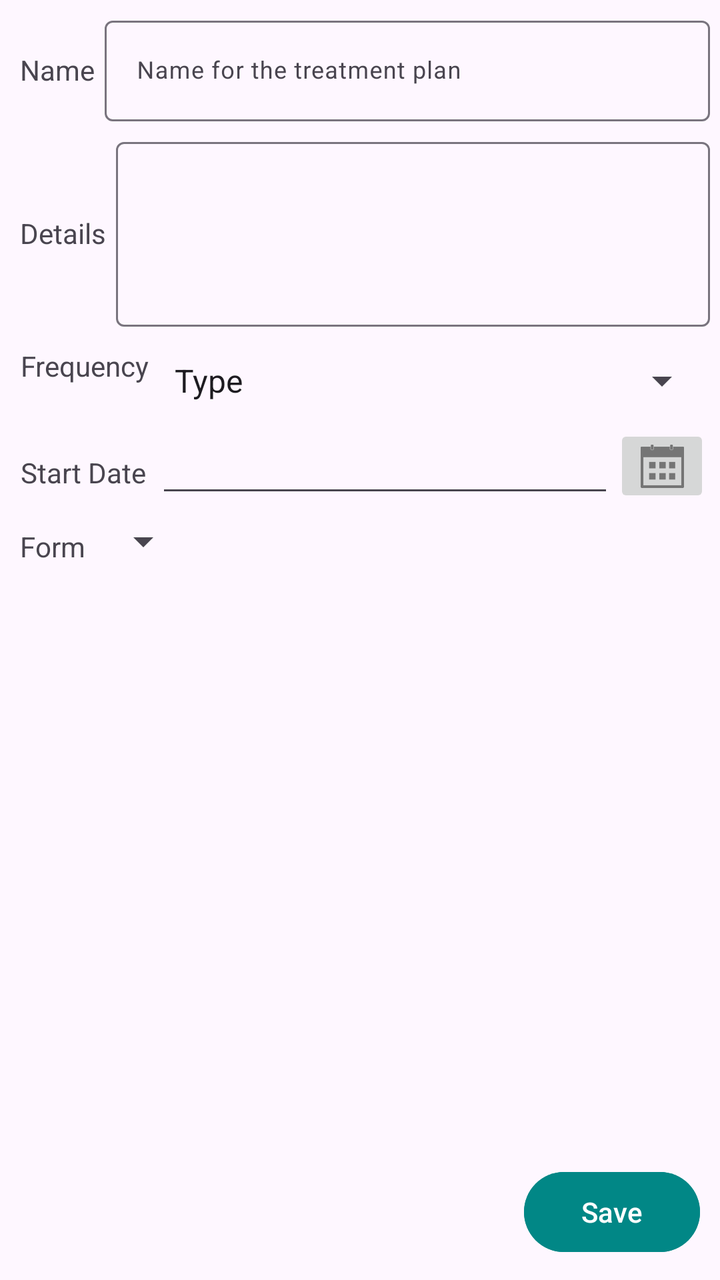
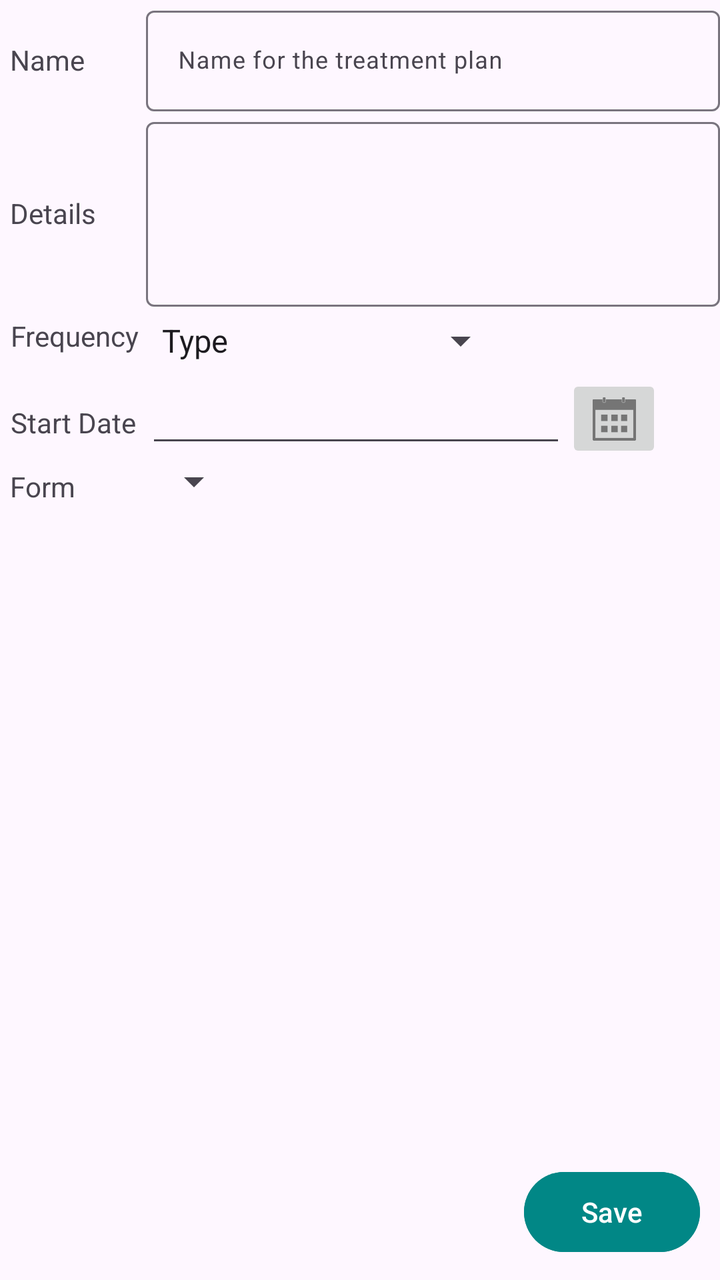

Screens rendered from an Android XML layout before and after an edit, with the pre-edit source and the edit as a unified diff.
<!-- AndroidManifest.xml: application theme Theme.Mediplanner -->
<!-- res/layout/plan_fragment_view.xml -->
<?xml version="1.0" encoding="utf-8"?>
<androidx.constraintlayout.widget.ConstraintLayout xmlns:android="http://schemas.android.com/apk/res/android"
    xmlns:app="http://schemas.android.com/apk/res-auto"
    xmlns:tools="http://schemas.android.com/tools"
    android:id="@+id/fragment_container_view"
    android:name="com.example.mediplanner.plan.PlanFragment"
    android:layout_width="match_parent"
    android:layout_height="match_parent"
    android:layout_marginEnd="5dp">


    <LinearLayout
        android:id="@+id/nameRow"
        android:layout_width="0dp"
        android:layout_height="wrap_content"
        android:layout_marginStart="5dp"
        android:layout_marginTop="5dp"
        android:layout_marginEnd="5dp"
        android:baselineAligned="true"
        android:orientation="horizontal"
        app:layout_constraintEnd_toEndOf="parent"
        app:layout_constraintStart_toStartOf="parent"
        app:layout_constraintTop_toTopOf="parent">

        <TextView
            android:id="@+id/nameTextView"
            android:layout_width="wrap_content"
            android:layout_height="wrap_content"
            android:layout_marginStart="5dp"
            android:layout_marginEnd="5dp"
            android:layout_weight="0"
            android:clickable="false"
            android:text="@string/name"
            android:textAlignment="textEnd" />

        <com.google.android.material.textfield.TextInputLayout
            android:id="@+id/treatmentPlanNameTextInput"
            android:layout_width="match_parent"
            android:layout_height="wrap_content"
            android:layout_weight="1">

            <com.google.android.material.textfield.TextInputEditText
                android:id="@+id/nameTextInput"
                android:layout_width="match_parent"
                android:layout_height="match_parent"
                android:hint="@string/treatment_name_prompt"
                android:maxLines="1"
                android:textSize="12sp" />
        </com.google.android.material.textfield.TextInputLayout>

    </LinearLayout>

    <LinearLayout
        android:id="@+id/detailsRow"
        android:layout_width="0dp"
        android:layout_height="wrap_content"
        android:layout_marginStart="5dp"
        android:layout_marginTop="5dp"
        android:layout_marginEnd="5dp"
        android:layout_marginBottom="5dp"
        android:baselineAligned="true"
        android:orientation="horizontal"
        app:layout_constraintBottom_toTopOf="@+id/frequencyRow"
        app:layout_constraintEnd_toEndOf="parent"
        app:layout_constraintHorizontal_bias="0.0"
        app:layout_constraintStart_toStartOf="parent"
        app:layout_constraintTop_toBottomOf="@+id/nameRow">

        <TextView
            android:id="@+id/detailsTextView"
            android:layout_width="wrap_content"
            android:layout_height="wrap_content"
            android:layout_marginStart="5dp"
            android:layout_marginEnd="5dp"
            android:layout_weight="0"
            android:clickable="false"
            android:text="@string/treatment_details"
            android:textAlignment="textEnd" />

        <com.google.android.material.textfield.TextInputLayout
            android:id="@+id/detailsTextLayout"
            android:layout_width="match_parent"
            android:layout_height="wrap_content"
            android:layout_weight="1">

            <com.google.android.material.textfield.TextInputEditText
                android:id="@+id/detailsTextInput"
                android:layout_width="match_parent"
                android:layout_height="wrap_content"
                android:inputType="textMultiLine"

                android:maxLines="4"
                android:minLines="4"
                android:textSize="12sp" />
        </com.google.android.material.textfield.TextInputLayout>

    </LinearLayout>

    <LinearLayout
        android:id="@+id/frequencyRow"
        android:layout_width="0dp"
        android:layout_height="wrap_content"
        android:layout_marginStart="5dp"
        android:layout_marginTop="5dp"
        android:layout_marginEnd="5dp"
        android:layout_marginBottom="5dp"
        android:orientation="horizontal"
        app:layout_constraintBottom_toTopOf="@+id/starDateRow"
        app:layout_constraintEnd_toEndOf="parent"
        app:layout_constraintHorizontal_bias="0.0"
        app:layout_constraintStart_toStartOf="parent"
        app:layout_constraintTop_toBottomOf="@+id/detailsRow">

        <TextView
            android:id="@+id/frequencyTextView"
            android:layout_width="wrap_content"
            android:layout_height="match_parent"
            android:layout_marginStart="5dp"
            android:layout_marginEnd="5dp"
            android:layout_weight="0"
            android:clickable="false"
            android:text="@string/frequency"
            android:textAlignment="textEnd" />

        <LinearLayout
            android:id="@+id/frequencyBox"
            android:layout_width="match_parent"
            android:layout_height="wrap_content"
            android:layout_weight="1"
            android:orientation="vertical">

            <Spinner
                android:id="@+id/freqTypeSpinner"
                android:layout_width="match_parent"
                android:layout_height="match_parent"
                android:layout_marginTop="5dp"
                android:layout_marginBottom="5dp"
                android:entries="@array/freq_type_array"
                android:spinnerMode="dropdown" />
        </LinearLayout>
    </LinearLayout>

    <LinearLayout
        android:id="@+id/starDateRow"
        android:layout_width="0dp"
        android:layout_height="wrap_content"
        android:layout_marginStart="5dp"
        android:layout_marginTop="5dp"
        android:layout_marginEnd="5dp"
        android:baselineAligned="true"
        android:orientation="horizontal"
        app:layout_constraintEnd_toEndOf="parent"
        app:layout_constraintHorizontal_bias="0.0"
        app:layout_constraintStart_toStartOf="parent"
        app:layout_constraintTop_toBottomOf="@+id/frequencyRow">

        <TextView
            android:id="@+id/StartDateTextView"
            android:layout_width="wrap_content"
            android:layout_height="wrap_content"
            android:layout_marginStart="5dp"
            android:layout_marginEnd="5dp"
            android:layout_weight="0"
            android:clickable="false"
            android:text="@string/start_date"
            android:textAlignment="textEnd" />

        <EditText
            android:id="@+id/startDate"
            android:layout_width="match_parent"
            android:layout_height="wrap_content"
            android:layout_weight="1"
            android:ems="10"
            android:inputType="date" />

        <ImageButton
            android:id="@+id/calendarDialogButton"
            android:layout_width="wrap_content"
            android:layout_height="match_parent"
            android:layout_weight="0"
            app:srcCompat="@drawable/ic_calendar_button" />

    </LinearLayout>

    <LinearLayout
        android:id="@+id/formRow"
        android:layout_width="wrap_content"
        android:layout_height="wrap_content"
        android:layout_marginStart="5dp"
        android:layout_marginTop="5dp"
        android:orientation="horizontal"
        app:layout_constraintStart_toStartOf="parent"
        app:layout_constraintTop_toBottomOf="@+id/starDateRow">

        <TextView
            android:id="@+id/formTextView"
            android:layout_width="wrap_content"
            android:layout_height="match_parent"
            android:layout_margin="5dp"
            android:layout_weight="0"
            android:clickable="false"
            android:orientation="vertical"
            android:text="@string/treatment_form" />

        <LinearLayout
            android:layout_width="match_parent"
            android:layout_height="match_parent"
            android:layout_weight="1"
            android:orientation="vertical">

            <Spinner
                android:id="@+id/formTypeSpinner"
                android:layout_width="match_parent"
                android:layout_height="wrap_content" />
        </LinearLayout>

    </LinearLayout>

    <Button
        android:id="@+id/savePlanButton"
        android:layout_width="wrap_content"
        android:layout_height="wrap_content"
        android:layout_marginEnd="10dp"
        android:layout_marginBottom="10dp"
        android:backgroundTint="@color/design_default_color_secondary_variant"
        android:text="@string/save_button"
        app:layout_constraintBottom_toBottomOf="parent"
        app:layout_constraintEnd_toEndOf="parent" />

</androidx.constraintlayout.widget.ConstraintLayout>
<!-- resources referenced by this layout -->
<resources>
  <string-array name="freq_type_array">
          <item>Type</item>
          <item name="hourly_frequency">Every x hours</item>
          <item name="daily_frequency">Daily</item>
          <item name="weekly_frequency">Weekly</item>
          <item name="monthly_frequency">Monthly</item>
          <item name="annually_frequency">Annually</item>
          <item name="speciffic_frequency">Días Específicos</item>
          <item name="as_needed">As needed</item>
      </string-array>
  <!-- drawable ic_calendar_button: png bitmap (drawable-hdpi, 451 bytes) -->
  <string name="frequency">Frequency</string>
  <string name="name">Name</string>
  <string name="save_button">Save</string>
  <string name="start_date">Start Date</string>
  <string name="treatment_details">Details</string>
  <string name="treatment_form">Form</string>
  <string name="treatment_name_prompt">Name for the treatment plan</string>
  <style name="Theme.Mediplanner" parent="Base.Theme.Mediplanner" />
  <style name="Base.Theme.Mediplanner" parent="Theme.Material3.DayNight.NoActionBar">
          
          
      </style>
</resources>

<!-- the commit's change to res/layout/plan_fragment_view.xml (unified diff, before → after) -->
@@ -1,230 +1,188 @@
 <?xml version="1.0" encoding="utf-8"?>
-<androidx.constraintlayout.widget.ConstraintLayout xmlns:android="http://schemas.android.com/apk/res/android"
+<RelativeLayout xmlns:android="http://schemas.android.com/apk/res/android"
     xmlns:app="http://schemas.android.com/apk/res-auto"
     xmlns:tools="http://schemas.android.com/tools"
     android:id="@+id/fragment_container_view"
-    android:name="com.example.mediplanner.plan.PlanFragment"
     android:layout_width="match_parent"
     android:layout_height="match_parent"
+    android:layout_marginHorizontal="5dp"
     android:layout_marginEnd="5dp">
 
 
-    <LinearLayout
-        android:id="@+id/nameRow"
-        android:layout_width="0dp"
+    <androidx.constraintlayout.widget.Guideline
+        android:id="@+id/guideline"
+        android:layout_width="wrap_content"
+        android:layout_height="match_parent"
+        android:layout_alignParentTop="true"
+        android:layout_alignParentBottom="false"
+        android:layout_marginHorizontal="5dp"
+        android:layout_toEndOf="@id/StartDateTextView"
+        android:orientation="vertical"
+        tools:visibility="invisible" />
+
+    <TextView
+        android:id="@+id/nameTextView"
+        android:layout_width="wrap_content"
         android:layout_height="wrap_content"
+        android:layout_alignBaseline="@id/treatmentPlanNameTextInput"
+        android:layout_alignParentStart="false"
+        android:layout_alignParentLeft="false"
+        android:layout_alignParentTop="true"
+        android:layout_marginStart="5dp"
+        android:layout_marginEnd="5dp"
+        android:clickable="false"
+        android:text="@string/name"
+        android:textAlignment="textEnd" />
+
+    <com.google.android.material.textfield.TextInputLayout
+        android:id="@+id/treatmentPlanNameTextInput"
+        android:layout_width="match_parent"
+        android:layout_height="wrap_content"
+        android:layout_toEndOf="@id/guideline">
+
+        <com.google.android.material.textfield.TextInputEditText
+            android:id="@+id/nameTextInput"
+            android:layout_width="match_parent"
+            android:layout_height="match_parent"
+            android:hint="@string/treatment_name_prompt"
+            android:maxLines="1"
+            android:textSize="12sp" />
+    </com.google.android.material.textfield.TextInputLayout>
+
+    <TextView
+        android:id="@+id/detailsTextView"
+        android:layout_width="wrap_content"
+        android:layout_height="wrap_content"
+        android:layout_below="@id/nameTextView"
+        android:layout_alignBaseline="@id/detailsTextLayout"
+        android:layout_marginStart="5dp"
+        android:layout_marginEnd="5dp"
+        android:layout_weight="0"
+        android:clickable="false"
+        android:text="@string/treatment_details"
+        android:textAlignment="textEnd" />
+
+    <com.google.android.material.textfield.TextInputLayout
+        android:id="@+id/detailsTextLayout"
+        android:layout_width="match_parent"
+        android:layout_height="wrap_content"
+        android:layout_below="@id/treatmentPlanNameTextInput"
+        android:layout_toEndOf="@id/guideline"
+        android:layout_weight="1">
+
+        <com.google.android.material.textfield.TextInputEditText
+            android:id="@+id/detailsTextInput"
+            android:layout_width="match_parent"
+            android:layout_height="wrap_content"
+            android:inputType="textMultiLine"
+
+            android:maxLines="4"
+            android:minLines="4"
+            android:textSize="12sp" />
+    </com.google.android.material.textfield.TextInputLayout>
+
+    <TextView
+        android:id="@+id/frequencyTextView"
+        android:layout_width="wrap_content"
+        android:layout_height="wrap_content"
+        android:layout_below="@id/detailsTextLayout"
+        android:layout_alignBaseline="@id/frequencyBox"
+        android:layout_alignTop="@id/frequencyBox"
         android:layout_marginStart="5dp"
         android:layout_marginTop="5dp"
         android:layout_marginEnd="5dp"
+        android:clickable="false"
+        android:text="@string/frequency"
+        android:textAlignment="textEnd" />
+
+    <LinearLayout
+        android:id="@+id/frequencyBox"
+        android:layout_width="match_parent"
+        android:layout_height="wrap_content"
+        android:layout_below="@id/detailsTextLayout"
+        android:layout_toEndOf="@id/guideline"
         android:baselineAligned="true"
-        android:orientation="horizontal"
-        app:layout_constraintEnd_toEndOf="parent"
-        app:layout_constraintStart_toStartOf="parent"
-        app:layout_constraintTop_toTopOf="parent">
+        android:orientation="vertical">
 
-        <TextView
-            android:id="@+id/nameTextView"
+        <Spinner
+            android:id="@+id/freqTypeSpinner"
             android:layout_width="wrap_content"
-            android:layout_height="wrap_content"
-            android:layout_marginStart="5dp"
-            android:layout_marginEnd="5dp"
-            android:layout_weight="0"
-            android:clickable="false"
-            android:text="@string/name"
-            android:textAlignment="textEnd" />
-
-        <com.google.android.material.textfield.TextInputLayout
-            android:id="@+id/treatmentPlanNameTextInput"
-            android:layout_width="match_parent"
-            android:layout_height="wrap_content"
-            android:layout_weight="1">
-
-            <com.google.android.material.textfield.TextInputEditText
-                android:id="@+id/nameTextInput"
-                android:layout_width="match_parent"
-                android:layout_height="match_parent"
-                android:hint="@string/treatment_name_prompt"
-                android:maxLines="1"
-                android:textSize="12sp" />
-        </com.google.android.material.textfield.TextInputLayout>
-
+            android:layout_height="match_parent"
+            android:layout_marginTop="5dp"
+            android:layout_marginBottom="5dp"
+            android:entries="@array/freq_type_array"
+            android:spinnerMode="dropdown" />
     </LinearLayout>
 
-    <LinearLayout
-        android:id="@+id/detailsRow"
-        android:layout_width="0dp"
+    <TextView
+        android:id="@+id/StartDateTextView"
+        android:layout_width="wrap_content"
         android:layout_height="wrap_content"
+        android:layout_below="@id/frequencyTextView"
+        android:layout_alignBaseline="@id/startDate"
         android:layout_marginStart="5dp"
+        android:layout_marginEnd="5dp"
+        android:layout_weight="0"
+        android:clickable="false"
+        android:text="@string/start_date"
+        android:textAlignment="textEnd" />
+
+    <EditText
+        android:id="@+id/startDate"
+        android:layout_width="wrap_content"
+        android:layout_height="wrap_content"
+        android:layout_below="@id/frequencyBox"
+        android:layout_toEndOf="@id/guideline"
+        android:layout_weight="0"
+        android:ems="10"
+        android:inputType="date" />
+
+    <ImageButton
+        android:id="@+id/calendarDialogButton"
+        android:layout_width="wrap_content"
+        android:layout_height="wrap_content"
+        android:layout_below="@id/frequencyBox"
+        android:layout_toEndOf="@id/startDate"
+        android:layout_weight="0"
+        app:srcCompat="@drawable/ic_calendar_button" />
+
+    <TextView
+        android:id="@+id/formTextView"
+        android:layout_width="wrap_content"
+        android:layout_height="wrap_content"
+        android:layout_below="@id/startDate"
+        android:layout_alignBaseline="@id/formBox"
+        android:layout_marginHorizontal="5dp"
         android:layout_marginTop="5dp"
-        android:layout_marginEnd="5dp"
-        android:layout_marginBottom="5dp"
-        android:baselineAligned="true"
-        android:orientation="horizontal"
-        app:layout_constraintBottom_toTopOf="@+id/frequencyRow"
-        app:layout_constraintEnd_toEndOf="parent"
-        app:layout_constraintHorizontal_bias="0.0"
-        app:layout_constraintStart_toStartOf="parent"
-        app:layout_constraintTop_toBottomOf="@+id/nameRow">
-
-        <TextView
-            android:id="@+id/detailsTextView"
-            android:layout_width="wrap_content"
-            android:layout_height="wrap_content"
-            android:layout_marginStart="5dp"
-            android:layout_marginEnd="5dp"
-            android:layout_weight="0"
-            android:clickable="false"
-            android:text="@string/treatment_details"
-            android:textAlignment="textEnd" />
-
-        <com.google.android.material.textfield.TextInputLayout
-            android:id="@+id/detailsTextLayout"
-            android:layout_width="match_parent"
-            android:layout_height="wrap_content"
-            android:layout_weight="1">
-
-            <com.google.android.material.textfield.TextInputEditText
-                android:id="@+id/detailsTextInput"
-                android:layout_width="match_parent"
-                android:layout_height="wrap_content"
-                android:inputType="textMultiLine"
-
-                android:maxLines="4"
-                android:minLines="4"
-                android:textSize="12sp" />
-        </com.google.android.material.textfield.TextInputLayout>
-
-    </LinearLayout>
+        android:layout_weight="0"
+        android:clickable="false"
+        android:orientation="vertical"
+        android:text="@string/treatment_form" />
 
     <LinearLayout
-        android:id="@+id/frequencyRow"
-        android:layout_width="0dp"
+        android:id="@+id/formBox"
+        android:layout_width="match_parent"
         android:layout_height="wrap_content"
-        android:layout_marginStart="5dp"
-        android:layout_marginTop="5dp"
-        android:layout_marginEnd="5dp"
-        android:layout_marginBottom="5dp"
-        android:orientation="horizontal"
-        app:layout_constraintBottom_toTopOf="@+id/starDateRow"
-        app:layout_constraintEnd_toEndOf="parent"
-        app:layout_constraintHorizontal_bias="0.0"
-        app:layout_constraintStart_toStartOf="parent"
-        app:layout_constraintTop_toBottomOf="@+id/detailsRow">
+        android:layout_below="@id/startDate"
+        android:layout_toEndOf="@id/guideline"
+        android:layout_weight="1"
+        android:orientation="vertical">
 
-        <TextView
-            android:id="@+id/frequencyTextView"
+        <Spinner
+            android:id="@+id/formTypeSpinner"
             android:layout_width="wrap_content"
-            android:layout_height="match_parent"
-            android:layout_marginStart="5dp"
-            android:layout_marginEnd="5dp"
-            android:layout_weight="0"
-            android:clickable="false"
-            android:text="@string/frequency"
-            android:textAlignment="textEnd" />
-
-        <LinearLayout
-            android:id="@+id/frequencyBox"
-            android:layout_width="match_parent"
-            android:layout_height="wrap_content"
-            android:layout_weight="1"
-            android:orientation="vertical">
-
-            <Spinner
-                android:id="@+id/freqTypeSpinner"
-                android:layout_width="match_parent"
-                android:layout_height="match_parent"
-                android:layout_marginTop="5dp"
-                android:layout_marginBottom="5dp"
-                android:entries="@array/freq_type_array"
-                android:spinnerMode="dropdown" />
-        </LinearLayout>
-    </LinearLayout>
-
-    <LinearLayout
-        android:id="@+id/starDateRow"
-        android:layout_width="0dp"
-        android:layout_height="wrap_content"
-        android:layout_marginStart="5dp"
-        android:layout_marginTop="5dp"
-        android:layout_marginEnd="5dp"
-        android:baselineAligned="true"
-        android:orientation="horizontal"
-        app:layout_constraintEnd_toEndOf="parent"
-        app:layout_constraintHorizontal_bias="0.0"
-        app:layout_constraintStart_toStartOf="parent"
-        app:layout_constraintTop_toBottomOf="@+id/frequencyRow">
-
-        <TextView
-            android:id="@+id/StartDateTextView"
-            android:layout_width="wrap_content"
-            android:layout_height="wrap_content"
-            android:layout_marginStart="5dp"
-            android:layout_marginEnd="5dp"
-            android:layout_weight="0"
-            android:clickable="false"
-            android:text="@string/start_date"
-            android:textAlignment="textEnd" />
-
-        <EditText
-            android:id="@+id/startDate"
-            android:layout_width="match_parent"
-            android:layout_height="wrap_content"
-            android:layout_weight="1"
-            android:ems="10"
-            android:inputType="date" />
-
-        <ImageButton
-            android:id="@+id/calendarDialogButton"
-            android:layout_width="wrap_content"
-            android:layout_height="match_parent"
-            android:layout_weight="0"
-            app:srcCompat="@drawable/ic_calendar_button" />
-
-    </LinearLayout>
-
-    <LinearLayout
-        android:id="@+id/formRow"
-        android:layout_width="wrap_content"
-        android:layout_height="wrap_content"
-        android:layout_marginStart="5dp"
-        android:layout_marginTop="5dp"
-        android:orientation="horizontal"
-        app:layout_constraintStart_toStartOf="parent"
-        app:layout_constraintTop_toBottomOf="@+id/starDateRow">
-
-        <TextView
-            android:id="@+id/formTextView"
-            android:layout_width="wrap_content"
-            android:layout_height="match_parent"
-            android:layout_margin="5dp"
-            android:layout_weight="0"
-            android:clickable="false"
-            android:orientation="vertical"
-            android:text="@string/treatment_form" />
-
-        <LinearLayout
-            android:layout_width="match_parent"
-            android:layout_height="match_parent"
-            android:layout_weight="1"
-            android:orientation="vertical">
-
-            <Spinner
-                android:id="@+id/formTypeSpinner"
-                android:layout_width="match_parent"
-                android:layout_height="wrap_content" />
-        </LinearLayout>
-
+            android:layout_height="wrap_content" />
     </LinearLayout>
 
     <Button
         android:id="@+id/savePlanButton"
         android:layout_width="wrap_content"
         android:layout_height="wrap_content"
+        android:layout_alignParentEnd="true"
+        android:layout_alignParentBottom="true"
         android:layout_marginEnd="10dp"
         android:layout_marginBottom="10dp"
         android:backgroundTint="@color/design_default_color_secondary_variant"
-        android:text="@string/save_button"
-        app:layout_constraintBottom_toBottomOf="parent"
-        app:layout_constraintEnd_toEndOf="parent" />
+        android:text="@string/save_button" />
 
-</androidx.constraintlayout.widget.ConstraintLayout>
+</RelativeLayout>
